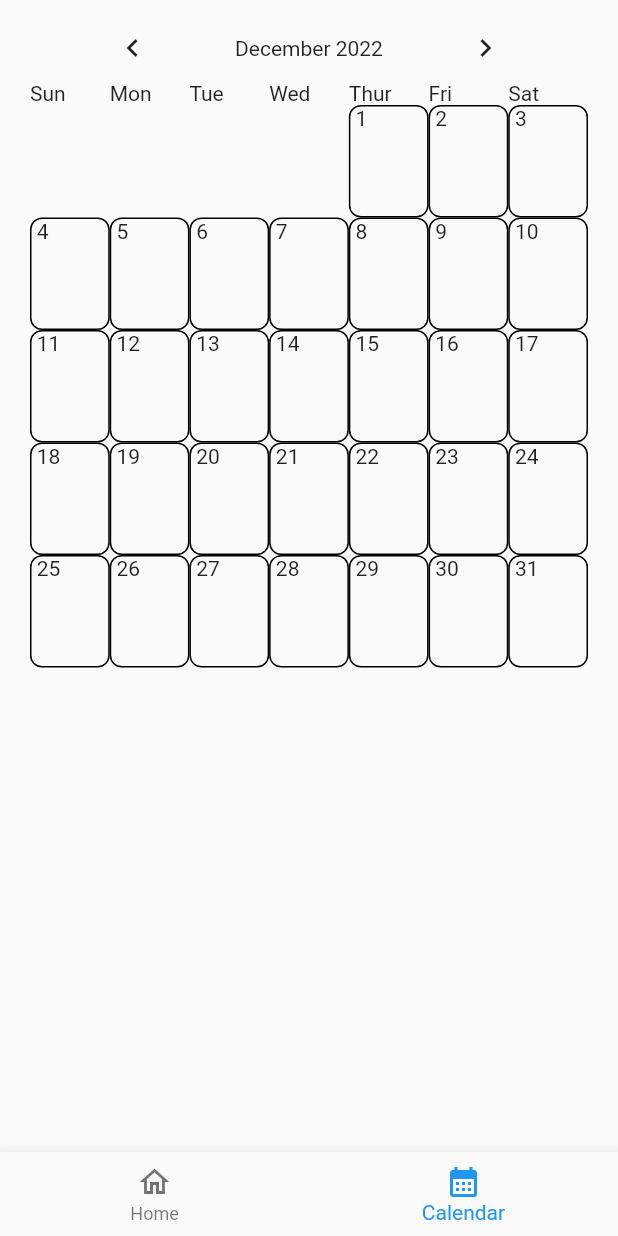
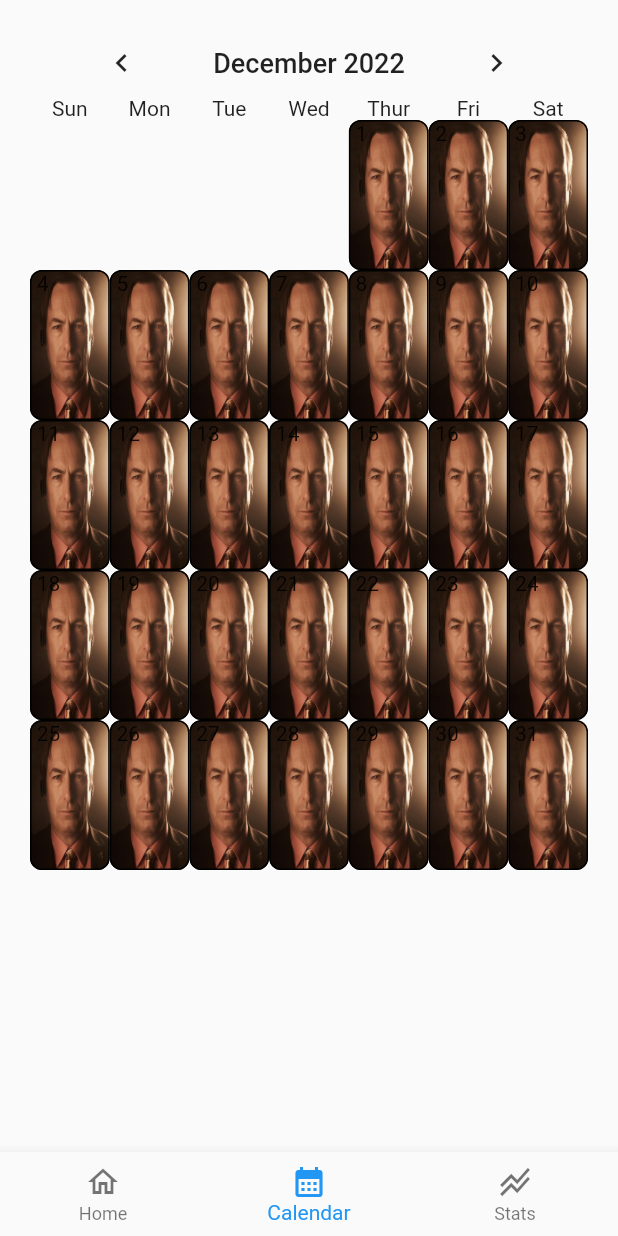
Before and after one commit to sicfran774/DayNote, a Flutter app: the screen it shows after launch, item 2 of the bottom bar chosen, on a phone screen of 412 x 824 dp. Run offline on Flutter 3.47's test engine with Material 2 defaults, Android fonts, the phone set to English and light mode, and no system bars.

Commit message:
Image placeholder Changed text sizes

```diff
--- a/lib/screens/calendar.dart
+++ b/lib/screens/calendar.dart
@@ -1,5 +1,6 @@
 import 'package:flutter/material.dart';
 import 'package:intl/intl.dart';
+import 'package:outfit_tracker/spec/textStyles.dart';
 import 'components/calendar_builder.dart';
 
 var date = DateFormat.yMMMM().format(DateTime.now()).toString();
@@ -31,13 +32,14 @@ class _CalendarScreenState extends State<CalendarScreen> {
       padding: const EdgeInsets.all(20),
       child: Column(
         children: [
+          const SizedBox(height: 10),
           Row(
             mainAxisAlignment: MainAxisAlignment.spaceEvenly,
             children: [
               GestureDetector(
                   onTap: () => changeDate(month - 1),
                   child: const Icon(Icons.chevron_left)),
-              Text(date),
+              Text(date, style: headerMedium),
               GestureDetector(
                   onTap: () => changeDate(month + 1),
                   child: const Icon(Icons.chevron_right))
--- a/lib/screens/components/bottom_bar.dart
+++ b/lib/screens/components/bottom_bar.dart
@@ -1,5 +1,6 @@
 import 'package:flutter/material.dart';
 import 'package:outfit_tracker/screens/calendar.dart';
+import 'package:outfit_tracker/screens/stats.dart';
 
 import '../home.dart';
 
@@ -15,7 +16,8 @@ class _BottomBarState extends State<BottomBar> {
 
   static final List<Widget> _screens = <Widget>[
     const HomeScreen(),
-    const CalendarScreen()
+    const CalendarScreen(),
+    const StatsScreen(),
   ];
 
   void _onItemTapped(int index) {
@@ -41,6 +43,10 @@ class _BottomBarState extends State<BottomBar> {
                 icon: Icon(Icons.calendar_month_outlined),
                 label: "Calendar",
                 activeIcon: Icon(Icons.calendar_month)),
+            BottomNavigationBarItem(
+                icon: Icon(Icons.stacked_line_chart_outlined),
+                label: "Stats",
+                activeIcon: Icon(Icons.stacked_line_chart)),
           ],
         ));
   }
--- a/lib/screens/components/calendar_builder.dart
+++ b/lib/screens/components/calendar_builder.dart
@@ -1,5 +1,6 @@
 import 'package:flutter/cupertino.dart';
 import 'package:outfit_tracker/screens/components/calendar_cell.dart';
+import 'package:outfit_tracker/spec/textStyles.dart';
 
 class CalendarBuilder extends StatefulWidget {
   final int month;
@@ -39,22 +40,30 @@ class _CalendarBuilderState extends State<CalendarBuilder> {
             children: List.generate(
                 7,
                 (index) =>
-                    CalendarCell(day: _currentDay, visible: isVisible()))));
+                    CalendarCell(day: _currentDay, visible: _isVisible()))));
   }
 
   TableRow _generateDayNameRow(BuildContext context) {
-    return const TableRow(children: [
-      Text("Sun"),
-      Text("Mon"),
-      Text("Tue"),
-      Text("Wed"),
-      Text("Thur"),
-      Text("Fri"),
-      Text("Sat")
+    return TableRow(children: [
+      _dayText("Sun"),
+      _dayText("Mon"),
+      _dayText("Tue"),
+      _dayText("Wed"),
+      _dayText("Thur"),
+      _dayText("Fri"),
+      _dayText("Sat")
     ]);
   }
 
-  bool isVisible() {
+  Text _dayText(String day) {
+    return Text(
+      day,
+      textAlign: TextAlign.center,
+      style: dayStyle,
+    );
+  }
+
+  bool _isVisible() {
     if (_startWeekday > 0 && _startWeekday != 7) {
       _startWeekday--;
       return false;
--- a/lib/screens/components/calendar_cell.dart
+++ b/lib/screens/components/calendar_cell.dart
@@ -1,7 +1,7 @@
 import 'package:flutter/material.dart';
 
-const double width = 50;
-const double height = 75;
+const double width = 10;
+const double height = 100;
 
 class CalendarCell extends StatelessWidget {
   final int day;
@@ -15,6 +15,10 @@ class CalendarCell extends StatelessWidget {
           width: width,
           height: height,
           decoration: BoxDecoration(
+            image: const DecorationImage(
+              image: AssetImage('assets/images/saul.jpg'),
+              fit: BoxFit.fill,
+            ),
             border: Border.all(),
             borderRadius: BorderRadius.circular(8),
           ),
--- /dev/null
+++ b/lib/screens/stats.dart
@@ -0,0 +1,10 @@
+import 'package:flutter/material.dart';
+
+class StatsScreen extends StatelessWidget {
+  const StatsScreen({super.key});
+
+  @override
+  Widget build(BuildContext context) {
+    return Scaffold(body: Text("Stats"));
+  }
+}
--- /dev/null
+++ b/lib/spec/textStyles.dart
@@ -0,0 +1,7 @@
+import 'package:flutter/material.dart';
+
+const TextStyle headerLarge =
+    TextStyle(fontSize: 24, fontWeight: FontWeight.bold);
+const TextStyle headerMedium =
+    TextStyle(fontSize: 18, fontWeight: FontWeight.w500);
+const TextStyle dayStyle = TextStyle(fontSize: 14, fontWeight: FontWeight.w400);
--- a/pubspec.yaml
+++ b/pubspec.yaml
@@ -60,10 +60,8 @@ flutter:
   # the material Icons class.
   uses-material-design: true
 
-  # To add assets to your application, add an assets section, like this:
-  # assets:
-  #   - images/a_dot_burr.jpeg
-  #   - images/a_dot_ham.jpeg
+  assets:
+    - assets/images/
 
   # An image asset can refer to one or more resolution-specific "variants", see
   # https://flutter.dev/assets-and-images/#resolution-aware
```
Also changed, not shown: assets/images/saul.jpg (added), 1 other file.
